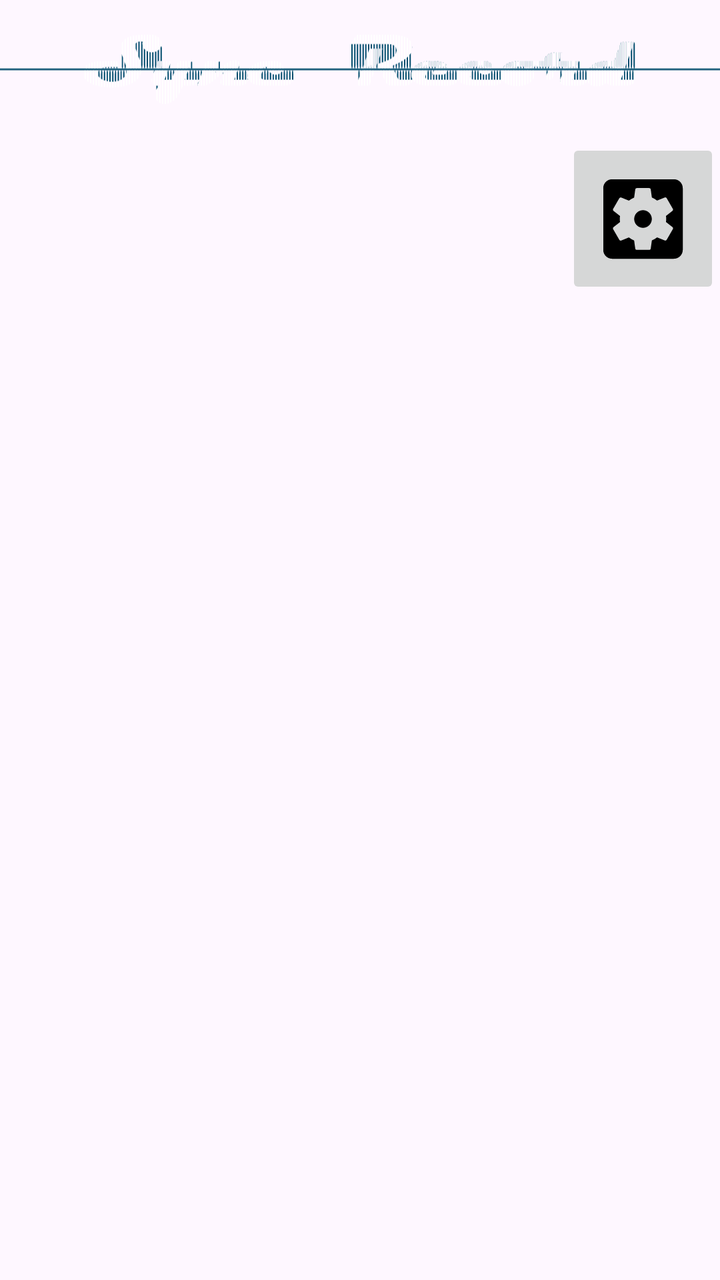
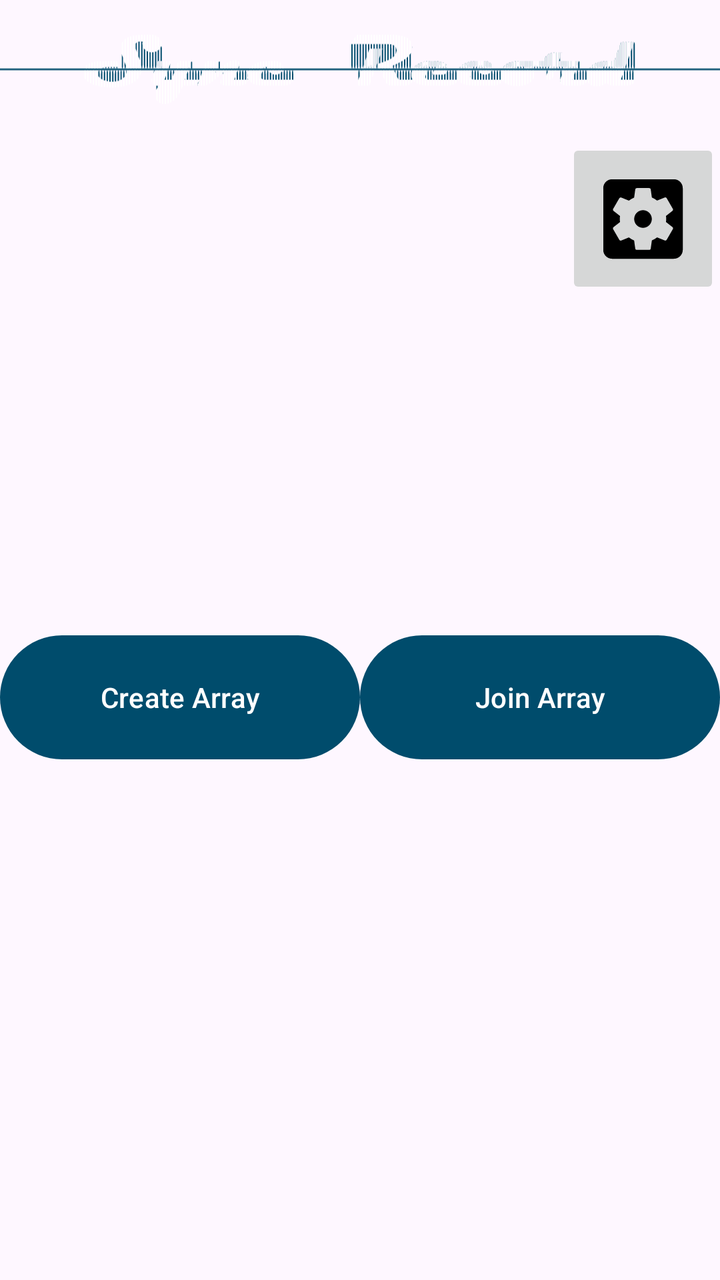

The first picture is an Android layout as it rendered before a commit; the second is the same layout after the commit. The layout source and the unified diff follow.
<!-- AndroidManifest.xml: application theme Theme.SyncRecordApp -->
<!-- res/layout/activity_main.xml -->
<?xml version="1.0" encoding="utf-8"?>
<androidx.constraintlayout.widget.ConstraintLayout xmlns:android="http://schemas.android.com/apk/res/android"
    xmlns:app="http://schemas.android.com/apk/res-auto"
    xmlns:tools="http://schemas.android.com/tools"
    android:id="@+id/main"
    android:layout_width="match_parent"
    android:layout_height="match_parent"
    tools:context=".MainActivity">

    <Button
        android:id="@+id/calibrateButton"
        android:layout_width="0dp"
        android:layout_height="70dp"
        android:text="Localise Array Devices"
        android:visibility="invisible"
        app:layout_constraintBottom_toBottomOf="parent"
        app:layout_constraintEnd_toEndOf="parent"
        app:layout_constraintHorizontal_weight="1"
        app:layout_constraintStart_toEndOf="@+id/recordButton"
        app:layout_constraintTop_toBottomOf="@+id/stopButton"
        app:layout_constraintVertical_bias="0.166" />

    <Button
        android:id="@+id/joinButton"
        android:layout_width="0dp"
        android:layout_height="70dp"
        android:text="Join Array"
        android:textAlignment="center"
        android:visibility="invisible"
        app:layout_constraintHorizontal_weight="1"
        app:layout_constraintBottom_toBottomOf="parent"
        app:layout_constraintEnd_toEndOf="parent"
        app:layout_constraintStart_toEndOf="@+id/createButton"
        app:layout_constraintTop_toBottomOf="@+id/imageView"
        app:layout_constraintVertical_bias="0.488" />

    <TextView
        android:id="@+id/textView"
        android:layout_width="336dp"
        android:layout_height="84dp"
        app:layout_constraintBottom_toBottomOf="parent"
        app:layout_constraintEnd_toEndOf="parent"
        app:layout_constraintStart_toStartOf="parent"
        app:layout_constraintTop_toTopOf="parent"
        app:layout_constraintVertical_bias="0.977" />

    <TextView
        android:id="@+id/textViewDevNumStatic"
        android:layout_width="wrap_content"
        android:layout_height="wrap_content"
        android:layout_marginStart="40dp"
        android:layout_marginTop="64dp"
        android:text="Device Number:"
        android:visibility="invisible"
        app:layout_constraintStart_toStartOf="parent"
        app:layout_constraintTop_toBottomOf="@+id/textViewRoomStatic" />

    <TextView
        android:id="@+id/textViewRoomStatic"
        android:layout_width="wrap_content"
        android:layout_height="wrap_content"
        android:layout_marginStart="64dp"
        android:layout_marginTop="88dp"
        android:text="Array UID:"
        android:visibility="invisible"
        app:layout_constraintStart_toStartOf="parent"
        app:layout_constraintTop_toTopOf="parent" />

    <TextView
        android:id="@+id/textViewRoom"
        android:layout_width="134dp"
        android:layout_height="67dp"
        android:layout_marginTop="48dp"
        android:textSize="20sp"
        app:layout_constraintEnd_toEndOf="parent"
        app:layout_constraintHorizontal_bias="0.151"
        app:layout_constraintStart_toEndOf="@+id/textViewRoomStatic"
        app:layout_constraintTop_toBottomOf="@+id/imageView" />

    <TextView
        android:id="@+id/textViewDevNum"
        android:layout_width="133dp"
        android:layout_height="117dp"
        android:layout_marginTop="12dp"
        android:textSize="24sp"
        app:layout_constraintEnd_toEndOf="parent"
        app:layout_constraintHorizontal_bias="0.151"
        app:layout_constraintStart_toEndOf="@+id/textViewDevNumStatic"
        app:layout_constraintTop_toBottomOf="@+id/textViewRoom" />

    <Button
        android:id="@+id/createButton"
        android:layout_width="0dp"
        android:layout_height="70dp"
        android:text="Create Array"
        android:textAlignment="center"
        android:visibility="invisible"
        app:layout_constraintHorizontal_weight="1"
        app:layout_constraintBottom_toBottomOf="parent"
        app:layout_constraintEnd_toStartOf="@+id/joinButton"
        app:layout_constraintStart_toStartOf="parent"
        app:layout_constraintTop_toBottomOf="@+id/imageView"
        app:layout_constraintVertical_bias="0.488" />

    <ImageView
        android:id="@+id/imageView"
        android:layout_width="wrap_content"
        android:layout_height="wrap_content"
        app:layout_constraintEnd_toEndOf="parent"
        app:layout_constraintStart_toStartOf="parent"
        app:layout_constraintTop_toTopOf="parent"
        app:srcCompat="@drawable/syncrecordbanner" />

    <Button
        android:id="@+id/recordButton"
        android:layout_width="0dp"
        android:layout_height="70dp"
        android:text="Unsynchronised Recording"
        android:visibility="invisible"
        app:layout_constraintHorizontal_weight="1"
        app:layout_constraintBottom_toBottomOf="parent"
        app:layout_constraintEnd_toStartOf="@+id/calibrateButton"
        app:layout_constraintStart_toStartOf="parent"
        app:layout_constraintTop_toBottomOf="@+id/SyncRecordBtn"
        app:layout_constraintVertical_bias="0.166" />

    <Button
        android:id="@+id/stopButton"
        android:layout_width="0dp"
        android:layout_height="75dp"
        android:layout_marginTop="20dp"
        android:text="Stop Recording"
        android:visibility="invisible"
        app:layout_constraintHorizontal_weight="1"
        app:layout_constraintEnd_toEndOf="parent"
        app:layout_constraintHorizontal_bias="0.5"
        app:layout_constraintStart_toEndOf="@+id/SyncRecordBtn"
        app:layout_constraintTop_toBottomOf="@+id/joinButton" />

    <ImageButton
        android:id="@+id/button_open_menu"
        android:layout_width="77dp"
        android:layout_height="80dp"
        android:contentDescription="Open Menu Button"
        android:scaleType="fitCenter"
        app:layout_constraintBottom_toBottomOf="parent"
        app:layout_constraintEnd_toEndOf="parent"
        app:layout_constraintHorizontal_bias="1.0"
        app:layout_constraintStart_toEndOf="@+id/textViewRoom"
        app:layout_constraintTop_toBottomOf="@+id/imageView"
        app:layout_constraintVertical_bias="0.0"
        app:srcCompat="@drawable/ic_settings" />

    <Button
        android:id="@+id/SyncRecordBtn"
        android:layout_width="0dp"
        android:layout_height="75dp"
        android:layout_marginTop="20dp"
        android:text="Synchronised Recording"
        android:visibility="invisible"
        app:layout_constraintHorizontal_weight="1"
        app:layout_constraintEnd_toStartOf="@+id/stopButton"
        app:layout_constraintHorizontal_bias="0.5"
        app:layout_constraintStart_toStartOf="parent"
        app:layout_constraintTop_toBottomOf="@+id/createButton" />

</androidx.constraintlayout.widget.ConstraintLayout>
<!-- resources referenced by this layout -->
<resources>
  <!-- drawable ic_settings (drawable) -->
  <vector xmlns:android="http://schemas.android.com/apk/res/android" android:height="24dp" android:tint="#000000" android:viewportHeight="24" android:viewportWidth="24" android:width="24dp">
        
      <path android:fillColor="@android:color/white" android:pathData="M12,10c-1.1,0 -2,0.9 -2,2s0.9,2 2,2 2,-0.9 2,-2 -0.9,-2 -2,-2zM19,3L5,3c-1.11,0 -2,0.9 -2,2v14c0,1.1 0.89,2 2,2h14c1.11,0 2,-0.9 2,-2L21,5c0,-1.1 -0.89,-2 -2,-2zM17.25,12c0,0.23 -0.02,0.46 -0.05,0.68l1.48,1.16c0.13,0.11 0.17,0.3 0.08,0.45l-1.4,2.42c-0.09,0.15 -0.27,0.21 -0.43,0.15l-1.74,-0.7c-0.36,0.28 -0.76,0.51 -1.18,0.69l-0.26,1.85c-0.03,0.17 -0.18,0.3 -0.35,0.3h-2.8c-0.17,0 -0.32,-0.13 -0.35,-0.29l-0.26,-1.85c-0.43,-0.18 -0.82,-0.41 -1.18,-0.69l-1.74,0.7c-0.16,0.06 -0.34,0 -0.43,-0.15l-1.4,-2.42c-0.09,-0.15 -0.05,-0.34 0.08,-0.45l1.48,-1.16c-0.03,-0.23 -0.05,-0.46 -0.05,-0.69 0,-0.23 0.02,-0.46 0.05,-0.68l-1.48,-1.16c-0.13,-0.11 -0.17,-0.3 -0.08,-0.45l1.4,-2.42c0.09,-0.15 0.27,-0.21 0.43,-0.15l1.74,0.7c0.36,-0.28 0.76,-0.51 1.18,-0.69l0.26,-1.85c0.03,-0.17 0.18,-0.3 0.35,-0.3h2.8c0.17,0 0.32,0.13 0.35,0.29l0.26,1.85c0.43,0.18 0.82,0.41 1.18,0.69l1.74,-0.7c0.16,-0.06 0.34,0 0.43,0.15l1.4,2.42c0.09,0.15 0.05,0.34 -0.08,0.45l-1.48,1.16c0.03,0.23 0.05,0.46 0.05,0.69z"/>
      
  </vector>
  <!-- drawable syncrecordbanner: vector/xml drawable (drawable, 107132 chars, omitted) -->
  <style name="Theme.SyncRecordApp" parent="Base.Theme.SyncRecordApp" />
  <style name="Base.Theme.SyncRecordApp" parent="Theme.Material3.DayNight.NoActionBar">
          
          
          <item name="colorPrimary">#004C6C</item>
          <item name="colorOnPrimary">#FFFFFF</item>
      </style>
</resources>

<!-- the commit's change to res/layout/activity_main.xml (unified diff, before → after) -->
@@ -26,7 +26,7 @@
         android:layout_height="70dp"
         android:text="Join Array"
         android:textAlignment="center"
-        android:visibility="invisible"
+        android:visibility="visible"
         app:layout_constraintHorizontal_weight="1"
         app:layout_constraintBottom_toBottomOf="parent"
         app:layout_constraintEnd_toEndOf="parent"
@@ -94,7 +94,7 @@
         android:layout_height="70dp"
         android:text="Create Array"
         android:textAlignment="center"
-        android:visibility="invisible"
+        android:visibility="visible"
         app:layout_constraintHorizontal_weight="1"
         app:layout_constraintBottom_toBottomOf="parent"
         app:layout_constraintEnd_toStartOf="@+id/joinButton"
